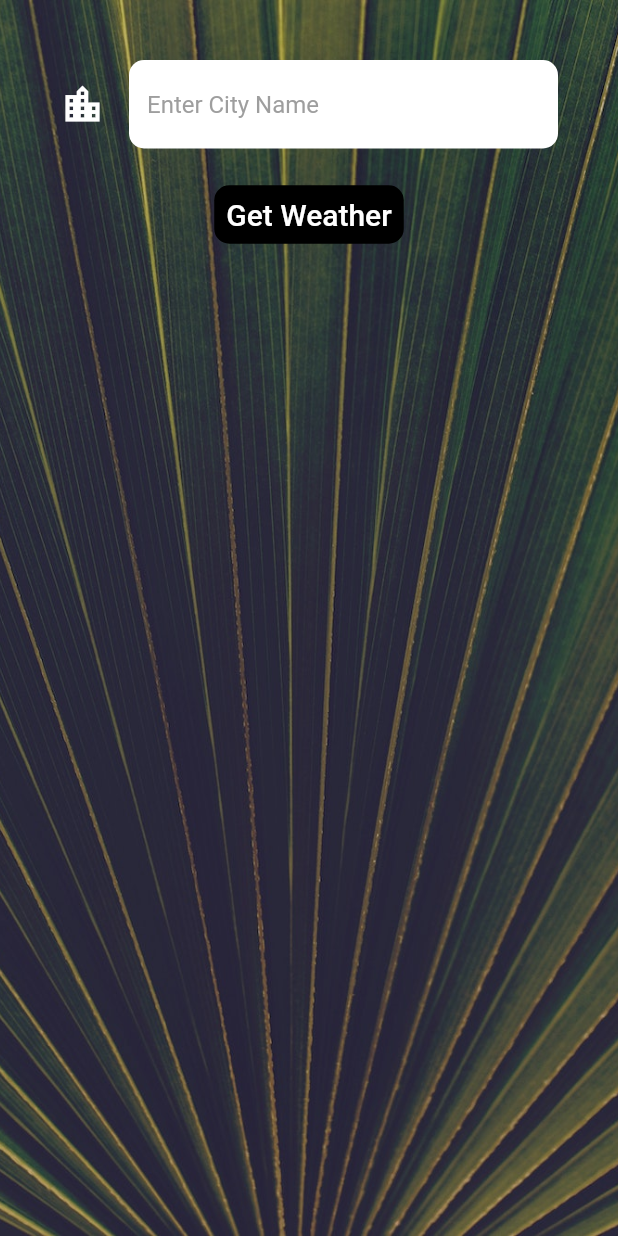
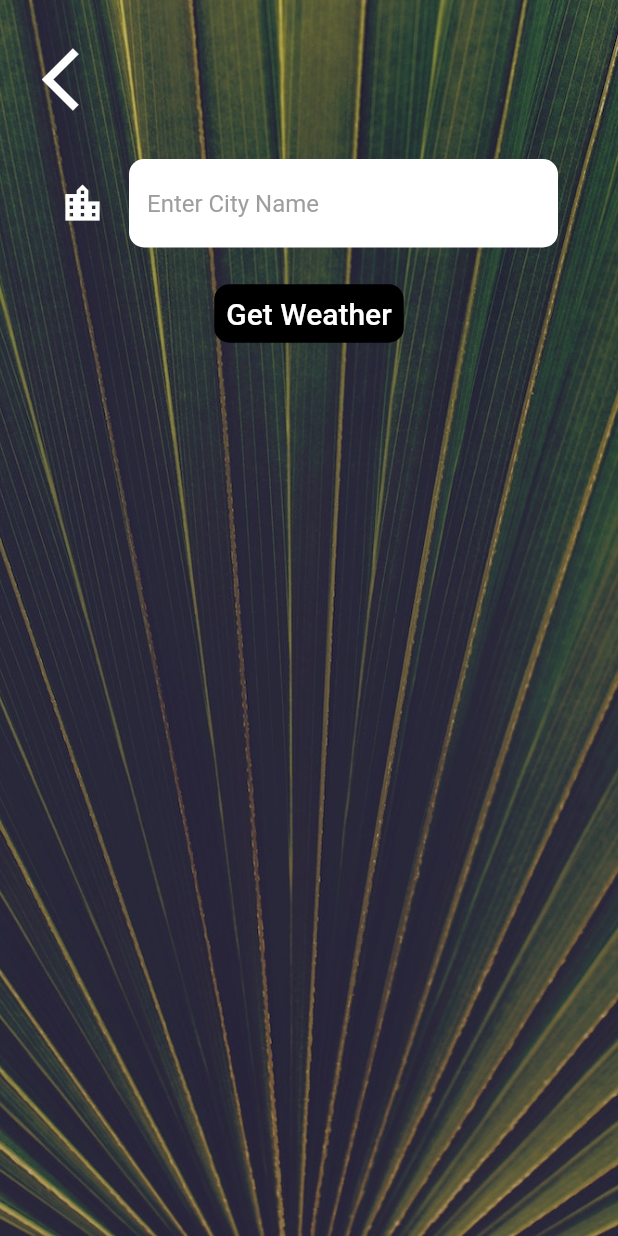
Before and after one commit to cagriaktpe/clima, a Flutter app: the CityScreen screen opened directly, on a phone screen of 412 x 824 dp. Run offline on Flutter 3.47's test engine with Material 2 defaults, Android fonts, the phone set to English and light mode, and no system bars; our stand-ins replace flutter_spinkit, geolocator; network calls fail.

Commit message:
Update city_screen.dart
-Add weather condition based on typed city
-Add back button to city_screen.dart
-Reorganize code

```diff
--- a/lib/screens/city_screen.dart
+++ b/lib/screens/city_screen.dart
@@ -1,5 +1,5 @@
+import 'package:clima/utilities/constants.dart';
 import 'package:flutter/material.dart';
-import 'package:clima/screens/loading_screen.dart';
 
 class CityScreen extends StatefulWidget {
   const CityScreen({Key? key}) : super(key: key);
@@ -27,36 +27,34 @@ class _CityScreenState extends State<CityScreen> {
         child: SafeArea(
           child: Column(
             children: <Widget>[
+              // Back Button
+              Align(
+                alignment: Alignment.topLeft,
+                child: TextButton(
+                  onPressed: () {
+                    Navigator.pop(context);
+                  },
+                  child: const Icon(
+                    Icons.arrow_back_ios,
+                    size: 50.0,
+                    color: Colors.white,
+                  ),
+                ),
+              ),
+              // TextField
               Container(
                 padding: const EdgeInsets.all(20.0),
                 child: TextField(
                   style: const TextStyle(
                     color: Colors.black,
                   ),
-                  decoration: const InputDecoration(
-                    filled: true,
-                    fillColor: Colors.white,
-                    icon: Icon(
-                      Icons.location_city,
-                      color: Colors.white,
-                      size: 30.0,
-                    ),
-                    hintText: 'Enter City Name',
-                    hintStyle: TextStyle(
-                      color: Colors.grey,
-                    ),
-                    border: OutlineInputBorder(
-                      borderRadius: BorderRadius.all(
-                        Radius.circular(10.0),
-                      ),
-                      borderSide: BorderSide.none,
-                    ),
-                  ),
+                  decoration: kTextFieldInputDecoration,
                   onChanged: (value) {
                     cityName = value;
                   },
                 ),
               ),
+              // Get Weather Button
               TextButton(
                 onPressed: () {
                   Navigator.pop(context, cityName);
--- a/lib/utilities/constants.dart
+++ b/lib/utilities/constants.dart
@@ -21,3 +21,23 @@ const kButtonTextStyle = TextStyle(
 const kConditionTextStyle = TextStyle(
   fontSize: 100.0,
 );
+
+const kTextFieldInputDecoration = InputDecoration(
+  filled: true,
+  fillColor: Colors.white,
+  icon: Icon(
+    Icons.location_city,
+    color: Colors.white,
+    size: 30.0,
+  ),
+  hintText: 'Enter City Name',
+  hintStyle: TextStyle(
+    color: Colors.grey,
+  ),
+  border: OutlineInputBorder(
+    borderRadius: BorderRadius.all(
+      Radius.circular(10.0),
+    ),
+    borderSide: BorderSide.none,
+  ),
+);
```
Also changed, not shown: lib/screens/location_screen.dart (+18 -2 lines), lib/services/weather.dart (+11 -2 lines).
